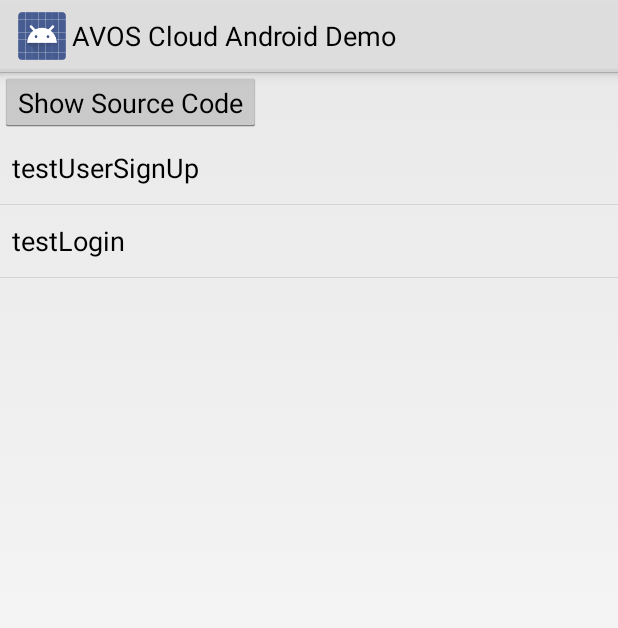
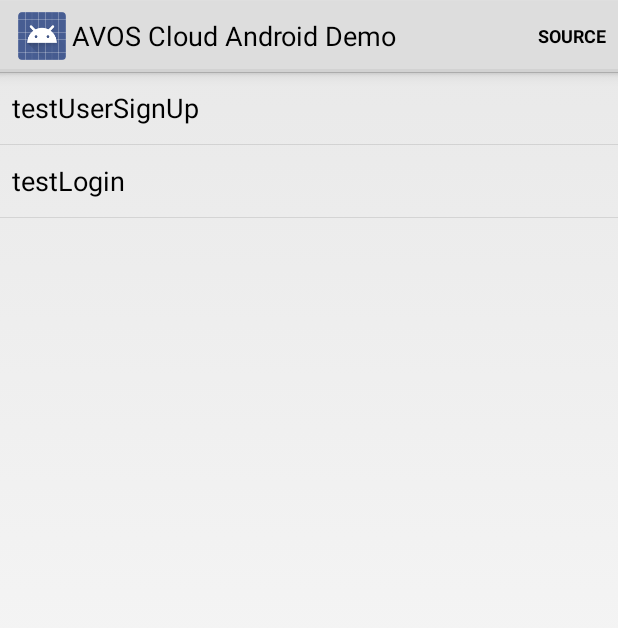
Before and after one commit to leancloud/LeanStorageDemo-Android, an Android app: the screen it shows after launch (UserDemoActivity), after a tap on "UserDemoActivity", on a phone screen of 412 x 824 dp. Shown: the top 628 px of the screen. Run offline under Robolectric (Android 15) with nearby library versions, the phone set to English and light mode, and no system bars; libraries missing offline, so code that uses them is left out: com.avos.avoscloud; 1 statement that could not run was skipped.

Commit message:
use menu instead of config button

```diff
--- a/app/src/main/java/com/example/avoscloud_demo/Config.java
+++ b/app/src/main/java/com/example/avoscloud_demo/Config.java
@@ -4,6 +4,6 @@ package com.example.avoscloud_demo;
  * Created by lzw on 14-8-24.
  */
 public class Config {
-  public static String APP_ID = "gqd0m4ytyttvluk1tnn0unlvmdg8h4gxsa2ga159nwp85fks";
-  public static String APP_KEY = "7gd2zom3ht3vx6jkcmaamm1p2pkrn8hdye2pn4qjcwux1hl1";
+  public static String APP_ID = "ohqhxu3mgoj2eyj6ed02yliytmbes3mwhha8ylnc215h0bgk";
+  public static String APP_KEY = "6j8fuggqkbc5m86b8mp4pf2no170i5m7vmax5iypmi72wldc";
 }
--- a/app/src/main/java/com/example/avoscloud_demo/DemoBaseActivity.java
+++ b/app/src/main/java/com/example/avoscloud_demo/DemoBaseActivity.java
@@ -8,10 +8,10 @@ import android.os.Bundle;
 import android.support.annotation.Nullable;
 import android.util.Log;
 import android.view.LayoutInflater;
-import android.view.View;
+import android.view.Menu;
+import android.view.MenuItem;
 import android.view.Window;
 import android.widget.ArrayAdapter;
-import android.widget.Button;
 import android.widget.EditText;
 import android.widget.LinearLayout;
 import android.widget.TextView;
@@ -47,7 +47,6 @@ public class DemoBaseActivity extends ListActivity {
     requestWindowFeature(Window.FEATURE_INDETERMINATE_PROGRESS);
     setContentView(R.layout.demo_base);
     setupAdapter();
-    setupButtonHandlers();
   }
 
   public void setOutputTextView(TextView outputTextView) {
@@ -58,16 +57,19 @@ public class DemoBaseActivity extends ListActivity {
     this.demoRunActivity = demoRunActivity;
   }
 
-  private void setupButtonHandlers() {
-    Button button = (Button) findViewById(R.id.btn_show_source);
-    if (button != null) {
-      button.setOnClickListener(new View.OnClickListener() {
-        @Override
-        public void onClick(View view) {
-          showSourceCode();
-        }
-      });
+  @Override
+  public boolean onCreateOptionsMenu(Menu menu) {
+    // Inflate the menu; this adds items to the action bar if it is present.
+    getMenuInflater().inflate(R.menu.menu_demo_group, menu);
+    return true;
+  }
+
+  @Override
+  public boolean onOptionsItemSelected(MenuItem item) {
+    if (item.getItemId() == R.id.action_source) {
+      showSourceCode();
     }
+    return super.onOptionsItemSelected(item);
   }
 
   private String getFileSourceCode() {
@@ -219,8 +221,8 @@ public class DemoBaseActivity extends ListActivity {
         builder.setTitle(title).setPositiveButton(title, new DialogInterface.OnClickListener() {
           @Override
           public void onClick(DialogInterface dialog, int which) {
-            String username = userNameET.toString();
-            String password = passwordET.toString();
+            String username = userNameET.getText().toString();
+            String password = passwordET.getText().toString();
             if (listener != null && username.length() > 0 && password.length() > 0) {
               listener.onAction(username, password);
             }
--- a/app/src/main/java/com/example/avoscloud_demo/DemoGroupActivity.java
+++ b/app/src/main/java/com/example/avoscloud_demo/DemoGroupActivity.java
@@ -4,6 +4,8 @@ import android.app.Dialog;
 import android.app.ListActivity;
 import android.content.Intent;
 import android.os.Bundle;
+import android.view.Menu;
+import android.view.MenuItem;
 import android.view.View;
 import android.widget.*;
 import com.avos.avoscloud.*;
@@ -26,7 +28,6 @@ public class DemoGroupActivity extends ListActivity {
     setContentView(R.layout.main);
 
     setupAVOSCloud(false);
-    setupButtonHandlers();
     setupGroupAdapter();
   }
 
@@ -69,16 +70,19 @@ public class DemoGroupActivity extends ListActivity {
     dialog.show();
   }
 
-  private void setupButtonHandlers() {
-    Button button = (Button) findViewById(R.id.btn_config);
-    if (button != null) {
-      button.setOnClickListener(new View.OnClickListener() {
-        @Override
-        public void onClick(View view) {
-          setupAVOSCloud(true);
-        }
-      });
+
+  @Override
+  public boolean onCreateOptionsMenu(Menu menu) {
+    getMenuInflater().inflate(R.menu.menu_main, menu);
+    return true;
+  }
+
+  @Override
+  public boolean onOptionsItemSelected(MenuItem item) {
+    if (item.getItemId() == R.id.action_config) {
+      setupAVOSCloud(true);
     }
+    return super.onOptionsItemSelected(item);
   }
 
   public void setupGroupAdapter() {
--- a/app/src/main/java/com/example/avoscloud_demo/demo/ObjectDemoActivity.java
+++ b/app/src/main/java/com/example/avoscloud_demo/demo/ObjectDemoActivity.java
@@ -3,9 +3,6 @@ package com.example.avoscloud_demo.demo;
 import com.avos.avoscloud.AVException;
 import com.avos.avoscloud.AVObject;
 import com.avos.avoscloud.AVQuery;
-import com.avos.avoscloud.DeleteCallback;
-import com.avos.avoscloud.GetCallback;
-import com.avos.avoscloud.SaveCallback;
 import com.example.avoscloud_demo.DemoBaseActivity;
 import junit.framework.Assert;
 
--- a/app/src/main/java/com/example/avoscloud_demo/demo/UserDemoActivity.java
+++ b/app/src/main/java/com/example/avoscloud_demo/demo/UserDemoActivity.java
@@ -35,7 +35,11 @@ public class UserDemoActivity extends DemoBaseActivity {
         AVUser.logInInBackground(username, password, new LogInCallback<AVUser>() {
           @Override
           public void done(AVUser avUser, AVException e) {
-            log("登录成功 user：" + avUser.toString());
+            if (e != null) {
+              log(e.getMessage());
+            } else {
+              log("登录成功 user：" + avUser.toString());
+            }
           }
         });
       }
--- a/app/src/main/res/layout/demo_base.xml
+++ b/app/src/main/res/layout/demo_base.xml
@@ -1,36 +1,15 @@
 <?xml version="1.0" encoding="utf-8"?>
 
 <LinearLayout xmlns:android="http://schemas.android.com/apk/res/android"
-              android:orientation="vertical"
-              android:layout_width="match_parent"
-              android:layout_height="match_parent">
-    <LinearLayout
-            android:orientation="horizontal"
-            android:layout_width="match_parent"
-            android:layout_height="40dp" android:layout_gravity="top">
-
-        <Button
-
-                android:layout_width="wrap_content"
-                android:layout_height="fill_parent"
-                android:text="@string/source_code"
-                android:id="@+id/btn_show_source" android:layout_gravity="left|center_vertical"/>
-
-    </LinearLayout>
+    android:layout_width="match_parent"
+    android:layout_height="match_parent"
+    android:orientation="vertical">
 
     <ListView
-            android:layout_width="wrap_content"
-            android:layout_height="fill_parent"
-            android:id="@android:id/list"
-            android:layout_gravity="center"
-            android:listSelector="#00000000"/>
-
-    <TextView
-            android:layout_width="wrap_content"
-            android:layout_height="80sp"
-            android:id="@+id/code_snippet"
-            android:layout_gravity="bottom"
-            android:listSelector="#00000000"/>
-            />
+        android:id="@android:id/list"
+        android:layout_width="wrap_content"
+        android:layout_height="fill_parent"
+        android:layout_gravity="center"
+        android:listSelector="#00000000" />
 
 </LinearLayout>
--- /dev/null
+++ b/app/src/main/res/menu/menu_demo_group.xml
@@ -0,0 +1,9 @@
+<?xml version="1.0" encoding="utf-8"?>
+<menu xmlns:android="http://schemas.android.com/apk/res/android">
+    <item
+        android:id="@+id/action_source"
+        android:orderInCategory="100"
+        android:showAsAction="always"
+        android:title="@string/source_code" />
+
+</menu>
--- /dev/null
+++ b/app/src/main/res/menu/menu_main.xml
@@ -0,0 +1,8 @@
+<?xml version="1.0" encoding="utf-8"?>
+<menu xmlns:android="http://schemas.android.com/apk/res/android">
+    <item
+        android:id="@+id/action_config"
+        android:orderInCategory="100"
+        android:showAsAction="always"
+        android:title="@string/action_config" />
+</menu>
--- a/app/src/main/res/values/strings.xml
+++ b/app/src/main/res/values/strings.xml
@@ -27,9 +27,10 @@
     <string name="password">Password</string>
     <string name="signup">Sign Up</string>
     <string name="login">Login</string>
-    <string name="source_code">Show Source Code</string>
     <string name="title_activity_demo_run">DemoRunActivity</string>
 
     <string name="hello_world">Hello world!</string>
     <string name="action_run">Run</string>
+    <string name="source_code">Source</string>
+    <string name="action_config">Config</string>
 </resources>
```
Also changed, not shown: app/src/main/res/layout/main.xml (+8 -21 lines).
